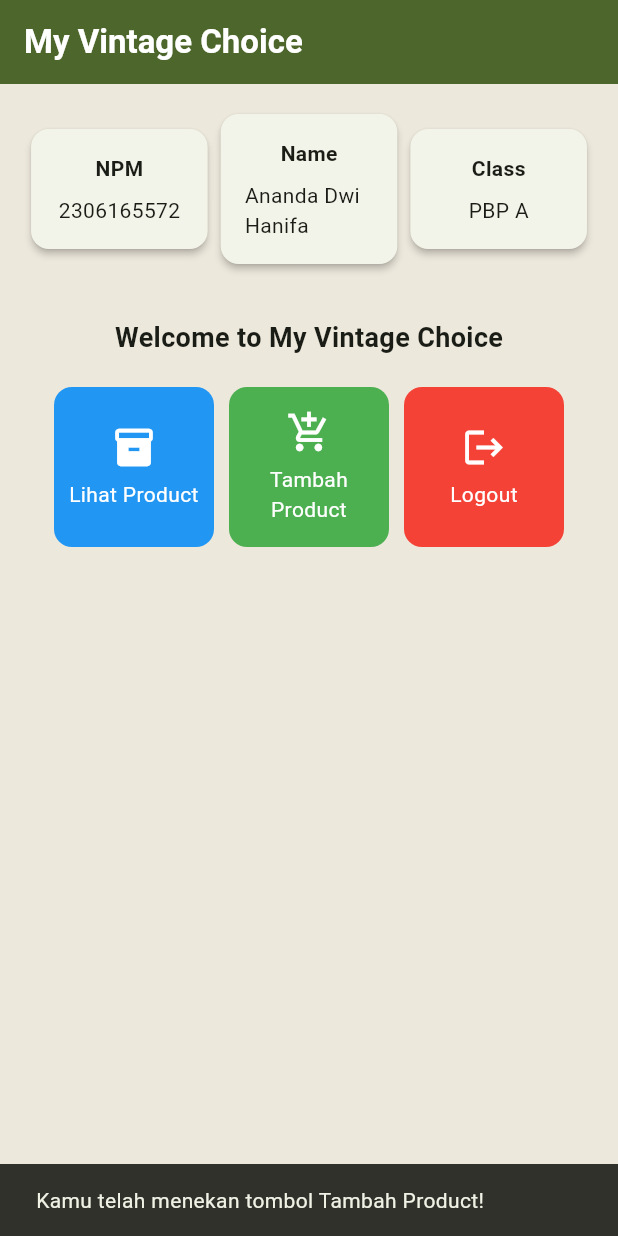
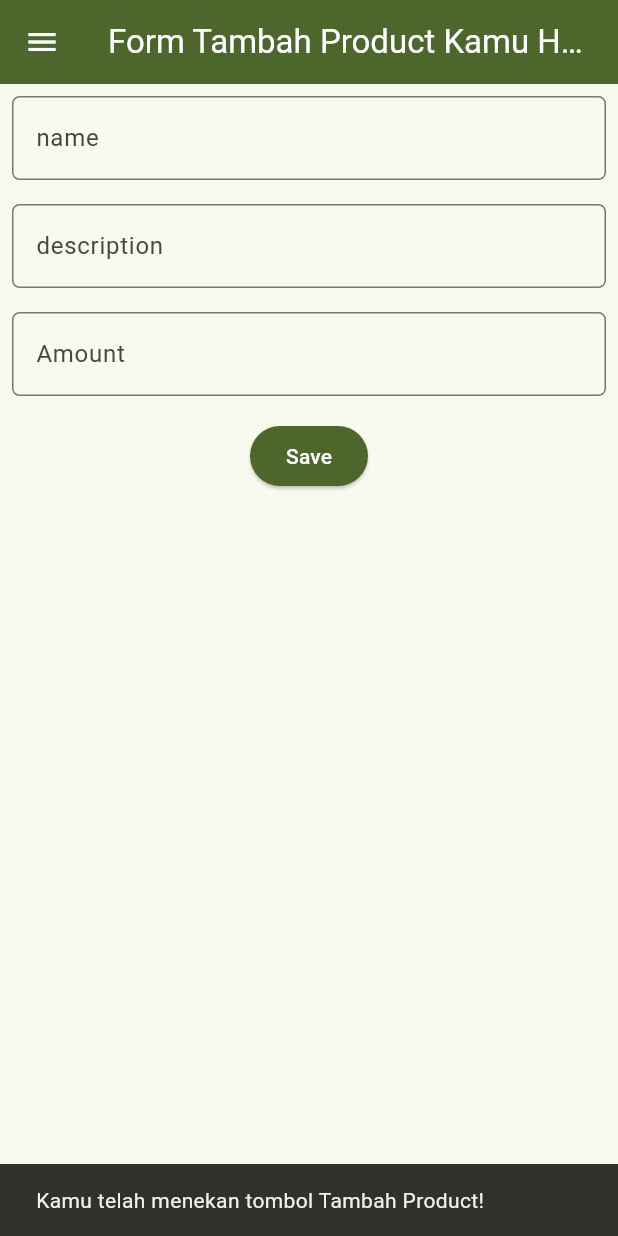
Before and after one commit to lillyskyy/my_vintage_choice_mobile, a Flutter app: the screen it shows after launch, after a tap on "Tambah Product", on a phone screen of 412 x 824 dp. Run offline on Flutter 3.47's test engine with Material 3 defaults, Android fonts, the light colour scheme and no system bars.

Commit message:
tinggal warna

```diff
--- a/my_vintage_choice/lib/main.dart
+++ b/my_vintage_choice/lib/main.dart
@@ -1,5 +1,5 @@
 import 'package:flutter/material.dart';
-import 'package:my_vintage_choice/menu.dart';
+import 'package:my_vintage_choice/screens/menu.dart';
 
 void main() {
   runApp(const MyApp());
--- a/my_vintage_choice/lib/menu.dart
+++ b/my_vintage_choice/lib/screens/menu.dart
@@ -1,9 +1,14 @@
 import 'package:flutter/material.dart';
+import 'package:my_vintage_choice/widgets/left_drawer.dart';
+import 'package:my_vintage_choice/widgets/product_card.dart';
+
+
 
 class MyHomePage extends StatelessWidget {
   final String npm = '2306165572'; // NPM
   final String name = 'Ananda Dwi Hanifa'; // Nama
-  final String className = 'PBP A'; // Kelas PBP
+  final String className = 'PBP A'; // Kelas
+
 
   MyHomePage({super.key});
 
@@ -17,10 +22,9 @@
   Widget build(BuildContext context) {
     // Scaffold menyediakan struktur dasar halaman dengan AppBar dan body.
     return Scaffold(
-      backgroundColor: const Color(0xFFEDE8DC),
       // AppBar adalah bagian atas halaman yang menampilkan judul.
       appBar: AppBar(
-        // Judul aplikasi "My Vintage Choice" dengan teks putih dan tebal.
+        // Judul aplikasi "Mental Health Tracker" dengan teks putih dan tebal.
         title: const Text(
           'My Vintage Choice',
           style: TextStyle(
@@ -30,7 +34,11 @@
         ),
         // Warna latar belakang AppBar diambil dari skema warna tema aplikasi.
         backgroundColor: Theme.of(context).colorScheme.primary,
+        // Mengganti warna icon drawer menjadi putih
+        iconTheme: const IconThemeData(color: Colors.white),
       ),
+      // Masukkan drawer sebagai parameter nilai drawer dari widget Scaffold
+      drawer: const LeftDrawer(),
       // Body halaman dengan padding di sekelilingnya.
       body: Padding(
         padding: const EdgeInsets.all(16.0),
@@ -127,63 +135,3 @@
     );
   }
 }
-
-class ItemCard extends StatelessWidget {
-  // Menampilkan kartu dengan ikon dan nama.
-
-  final ItemHomepage item;
-
-  const ItemCard(this.item, {super.key});
-
-  @override
-  Widget build(BuildContext context) {
-    return Material(
-      // Menentukan warna latar belakang dari tema aplikasi.
-      color: item.color,
-      // Membuat sudut kartu melengkung.
-      borderRadius: BorderRadius.circular(12),
-
-      child: InkWell(
-        // Aksi ketika kartu ditekan.
-        onTap: () {
-          // Menampilkan pesan SnackBar saat kartu ditekan.
-          ScaffoldMessenger.of(context)
-            ..hideCurrentSnackBar()
-            ..showSnackBar(SnackBar(
-                content: Text("Kamu telah menekan tombol ${item.name}!")));
-        },
-        // Container untuk menyimpan Icon dan Text
-        child: Container(
-          padding: const EdgeInsets.all(8),
-          child: Center(
-            child: Column(
-              // Menyusun ikon dan teks di tengah kartu.
-              mainAxisAlignment: MainAxisAlignment.center,
-              children: [
-                Icon(
-                  item.icon,
-                  color: Colors.white,
-                  size: 30.0,
-                ),
-                const Padding(padding: EdgeInsets.all(3)),
-                Text(
-                  item.name,
-                  textAlign: TextAlign.center,
-                  style: const TextStyle(color: Colors.white),
-                ),
-              ],
-            ),
-          ),
-        ),
-      ),
-    );
-  }
-}
-
-class ItemHomepage {
-  final String name;
-  final IconData icon;
-  final Color color;
-
-  ItemHomepage(this.name, this.icon, this.color);
-}
--- /dev/null
+++ b/my_vintage_choice/lib/screens/productentry_form.dart
@@ -0,0 +1,163 @@
+import 'package:flutter/material.dart';
+// Impor drawer yang sudah dibuat sebelumnya
+import 'package:my_vintage_choice/widgets/left_drawer.dart';
+
+class ProductEntryFormPage extends StatefulWidget {
+  const ProductEntryFormPage({super.key});
+
+  @override
+  State<ProductEntryFormPage> createState() => _ProductEntryFormPageState();
+}
+
+class _ProductEntryFormPageState extends State<ProductEntryFormPage> {
+  final _formKey = GlobalKey<FormState>();
+  String _name = "";
+  String _description = "";
+  int _amount = 0;
+
+  @override
+  Widget build(BuildContext context) {
+    return Scaffold(
+      appBar: AppBar(
+        title: const Center(
+          child: Text(
+            'Form Tambah Product Kamu Hari ini',
+          ),
+        ),
+        backgroundColor: Theme.of(context).colorScheme.primary,
+        foregroundColor: Colors.white,
+      ),
+      // Tambahkan drawer yang sudah dibuat di sini
+      drawer: const LeftDrawer(),
+      body: Form(
+        key: _formKey,
+        child: SingleChildScrollView(
+          child: Column(
+            crossAxisAlignment: CrossAxisAlignment.start,
+            children: [
+              Padding(
+                padding: const EdgeInsets.all(8.0),
+                child: TextFormField(
+                  decoration: InputDecoration(
+                    hintText: "name",
+                    labelText: "name",
+                    border: OutlineInputBorder(
+                      borderRadius: BorderRadius.circular(5.0),
+                    ),
+                  ),
+                  onChanged: (String? value) {
+                    setState(() {
+                      _name = value!;
+                    });
+                  },
+                  validator: (String? value) {
+                    if (value == null || value.isEmpty) {
+                      return "Name tidak boleh kosong!";
+                    }
+                    return null;
+                  },
+                ),
+              ),
+              Padding(
+                padding: const EdgeInsets.all(8.0),
+                child: TextFormField(
+                  decoration: InputDecoration(
+                    hintText: "description",
+                    labelText: "description",
+                    border: OutlineInputBorder(
+                      borderRadius: BorderRadius.circular(5.0),
+                    ),
+                  ),
+                  onChanged: (String? value) {
+                    setState(() {
+                      _description = value!;
+                    });
+                  },
+                  validator: (String? value) {
+                    if (value == null || value.isEmpty) {
+                      return "Description tidak boleh kosong!";
+                    }
+                    return null;
+                  },
+                ),
+              ),
+              Padding(
+                padding: const EdgeInsets.all(8.0),
+                child: TextFormField(
+                  decoration: InputDecoration(
+                    hintText: "Amount",
+                    labelText: "Amount",
+                    border: OutlineInputBorder(
+                      borderRadius: BorderRadius.circular(5.0),
+                    ),
+                  ),
+                  onChanged: (String? value) {
+                    setState(() {
+                      _amount = int.tryParse(value!) ?? 0;
+                    });
+                  },
+                  validator: (String? value) {
+                    if (value == null || value.isEmpty) {
+                      return "Amount tidak boleh kosong!";
+                    }
+                    if (int.tryParse(value) == null) {
+                      return "Amount harus berupa angka!";
+                    }
+                    return null;
+                  },
+                ),
+              ),
+              Align(
+                alignment: Alignment.bottomCenter,
+                child: Padding(
+                  padding: const EdgeInsets.all(8.0),
+                  child: ElevatedButton(
+                    style: ButtonStyle(
+                      backgroundColor: MaterialStateProperty.all(
+                          Theme.of(context).colorScheme.primary),
+                    ),
+                    onPressed: () {
+                      if (_formKey.currentState!.validate()) {
+                        showDialog(
+                          context: context,
+                          builder: (context) {
+                            return AlertDialog(
+                              title: const Text('Product berhasil tersimpan'),
+                              content: SingleChildScrollView(
+                                child: Column(
+                                  crossAxisAlignment: CrossAxisAlignment.start,
+                                  children: [
+                                    Text('Name: $_name'),
+                                    Text('Description: $_description'),
+                                    Text('Amount: $_amount'),
+                                  ],
+                                ),
+                              ),
+                              actions: [
+                                TextButton(
+                                  child: const Text('OK'),
+                                  onPressed: () {
+                                    Navigator.pop(context);
+                                    _formKey.currentState!.reset();
+                                  },
+                                ),
+                              ],
+                            );
+                          },
+                        );
+                      }
+                    },
+                    child: const Text(
+                      "Save",
+                      style: TextStyle(color: Colors.white),
+                    ),
+                  ),
+                ),
+              ),
+            ],
+          ),
+        ),
+      ),
+    );
+  }
+}
--- /dev/null
+++ b/my_vintage_choice/lib/widgets/left_drawer.dart
@@ -0,0 +1,69 @@
+import 'package:flutter/material.dart';
+import 'package:my_vintage_choice/screens/menu.dart';
+import 'package:my_vintage_choice/screens/productentry_form.dart';
+
+class LeftDrawer extends StatelessWidget {
+  const LeftDrawer({super.key});
+
+  @override
+  Widget build(BuildContext context) {
+    return Drawer(
+      child: ListView(
+        children: [
+          DrawerHeader(
+            decoration: BoxDecoration(
+              color: Theme.of(context).colorScheme.primary,
+            ),
+            child: const Column(
+              children: [
+                Text(
+                  'My Vintage Choice',
+                  textAlign: TextAlign.center,
+                  style: TextStyle(
+                    fontSize: 24,
+                    fontWeight: FontWeight.bold,
+                    color: Colors.white,
+                  ),
+                ),
+                Padding(padding: EdgeInsets.all(8)),
+                Text(
+                  "Beli Vintage Barang Kamu Disini!",
+                  textAlign: TextAlign.center,
+                  style: const TextStyle(
+                    fontSize: 15,
+                    color: Colors.white,
+                    fontWeight: FontWeight.normal,
+                  ),
+                ),
+              ],
+            ),
+          ),
+            ListTile(
+              leading: const Icon(Icons.home_outlined),
+              title: const Text('Halaman Utama'),
+              // Bagian redirection ke MyHomePage
+              onTap: () {
+                Navigator.pushReplacement(
+                    context,
+                    MaterialPageRoute(
+                      builder: (context) => MyHomePage(),
+                    ));
+              },
+            ),
+            ListTile(
+              leading: const Icon(Icons.add_shopping_cart),
+              title: const Text('Tambah Product'),
+              // Bagian redirection ke MoodEntryFormPage
+              onTap: () {
+                Navigator.pushReplacement(
+                    context,
+                    MaterialPageRoute(
+                      builder: (context) => const ProductEntryFormPage(),
+                    ));
+              },
+            ),
+        ],
+      ),
+    );
+  }
+}
--- /dev/null
+++ b/my_vintage_choice/lib/widgets/product_card.dart
@@ -0,0 +1,68 @@
+import 'package:flutter/material.dart';
+import 'package:my_vintage_choice/screens/productentry_form.dart';
+
+class ItemCard extends StatelessWidget {
+  // Menampilkan kartu dengan ikon dan nama.
+
+  final ItemHomepage item;
+
+  const ItemCard(this.item, {super.key});
+
+  @override
+  Widget build(BuildContext context) {
+    return Material(
+      // Menentukan warna latar belakang dari tema aplikasi.
+      color: Theme.of(context).colorScheme.secondary,
+      // Membuat sudut kartu melengkung.
+      borderRadius: BorderRadius.circular(12),
+
+      child: InkWell(
+        // Aksi ketika kartu ditekan.
+        onTap: () {
+          // Menampilkan pesan SnackBar saat kartu ditekan.
+          ScaffoldMessenger.of(context)
+            ..hideCurrentSnackBar()
+            ..showSnackBar(SnackBar(
+                content: Text("Kamu telah menekan tombol ${item.name}!")));
+
+          // Add navigation logic
+          if (item.name == "Tambah Product") {
+              Navigator.push(context,
+                  MaterialPageRoute(builder: (context) => const ProductEntryFormPage()));
+          }
+        },
+        // Container untuk menyimpan Icon dan Text
+        child: Container(
+          padding: const EdgeInsets.all(8),
+          child: Center(
+            child: Column(
+              // Menyusun ikon dan teks di tengah kartu.
+              mainAxisAlignment: MainAxisAlignment.center,
+              children: [
+                Icon(
+                  item.icon,
+                  color: Colors.white,
+                  size: 30.0,
+                ),
+                const Padding(padding: EdgeInsets.all(3)),
+                Text(
+                  item.name,
+                  textAlign: TextAlign.center,
+                  style: const TextStyle(color: Colors.white),
+                ),
+              ],
+            ),
+          ),
+        ),
+      ),
+    );
+  }
+}
+
+class ItemHomepage {
+  final String name;
+  final IconData icon;
+  final Color color;
+
+  ItemHomepage(this.name, this.icon, this.color);
+}
```
